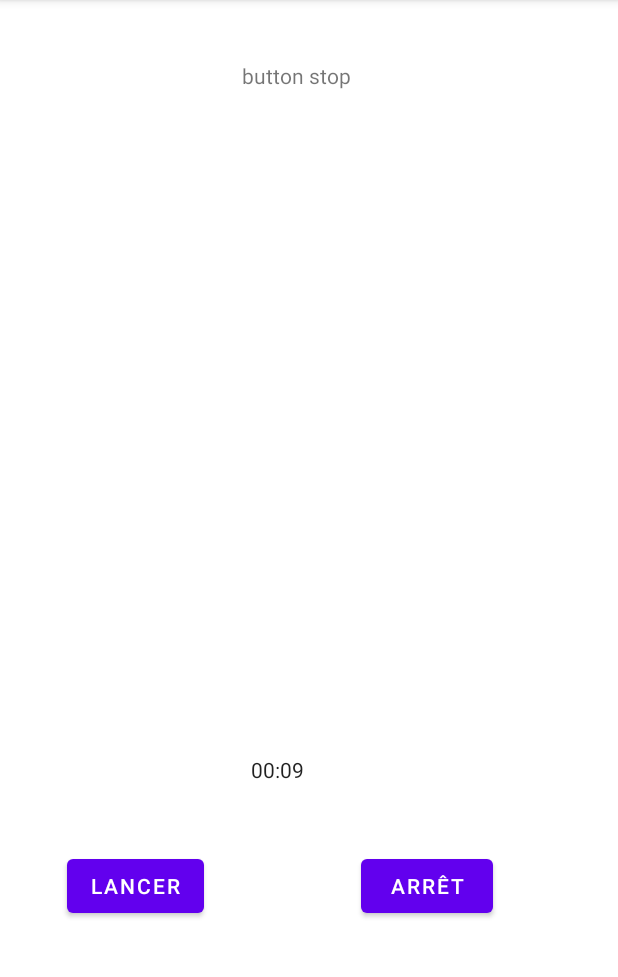
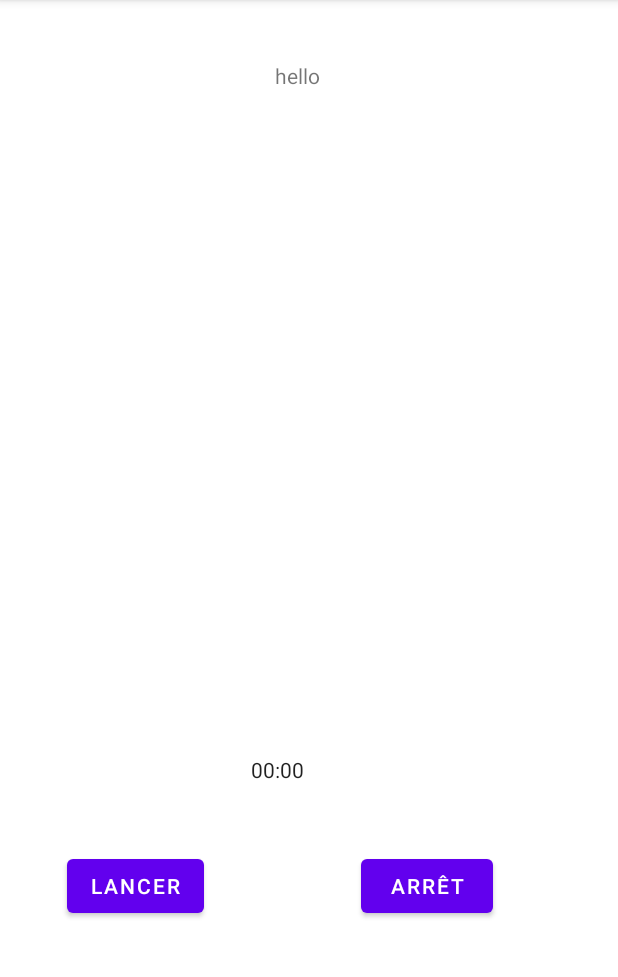
Before and after one commit to CBarneron/android_studio, an Android app: the screen it shows after launch (MainActivity), after a tap on "ARRÊT", on a phone screen of 412 x 824 dp, the part 84-1061 px from its top. Run offline under Robolectric (Android 15) with nearby library versions, the phone set to English and light mode, and no system bars.

Commit message:
chronometer stop and start ok
Probleme au nivaux du chronometre il ne ce stop pas vraiment

```diff
--- a/app/src/main/java/com/example/crhonoengine/MainActivity.java
+++ b/app/src/main/java/com/example/crhonoengine/MainActivity.java
@@ -21,9 +21,10 @@ public class MainActivity extends AppCompatActivity {
 
 
         Button btn_start = (Button) findViewById(R.id.btn_start);
+        Chronometer chronometer =(Chronometer) findViewById(R.id.chronometer);
         btn_start.setOnClickListener(new View.OnClickListener() {
             public void onClick(View v) {
-                titre.setText("button start");
+                chronometer.start();
 
 
             }
@@ -31,11 +32,10 @@ public class MainActivity extends AppCompatActivity {
         Button btn_stop =(Button) findViewById(R.id.btn_stop);
         btn_stop.setOnClickListener(new View.OnClickListener() {
              public void onClick(View v){
-                titre.setText("button stop");
+                 chronometer.stop();
             }
             });
-        Chronometer chronometer =(Chronometer) findViewById(R.id.chronometer);
-        chronometer.start();
+
 
 
 
```
